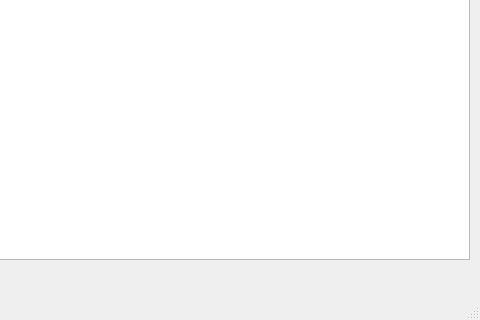
Before: the Qt Designer form main.ui in egoRomanovich/coffee-house, drawn with Qt 5; both pictures show x 320 to 800 and y 100 to 420 of the 800 by 420 pixel window.
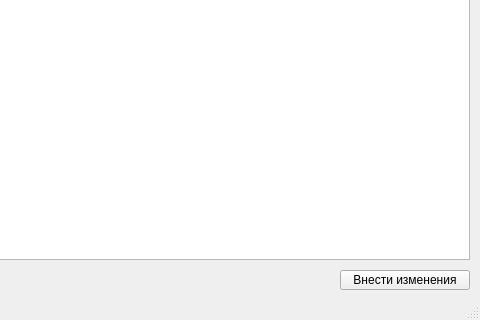
After: the same form once the commit is applied.

```diff
--- a/main.ui
+++ b/main.ui
@@ -60,6 +60,19 @@
      </size>
     </property>
    </widget>
+   <widget class="QPushButton" name="editButton">
+    <property name="geometry">
+     <rect>
+      <x>660</x>
+      <y>370</y>
+      <width>130</width>
+      <height>20</height>
+     </rect>
+    </property>
+    <property name="text">
+     <string>Внести изменения</string>
+    </property>
+   </widget>
   </widget>
   <widget class="QMenuBar" name="menubar">
    <property name="geometry">
```
